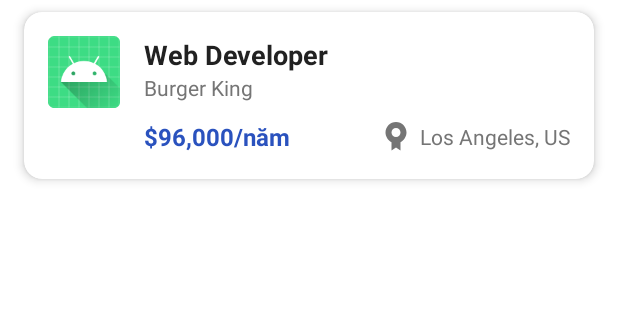
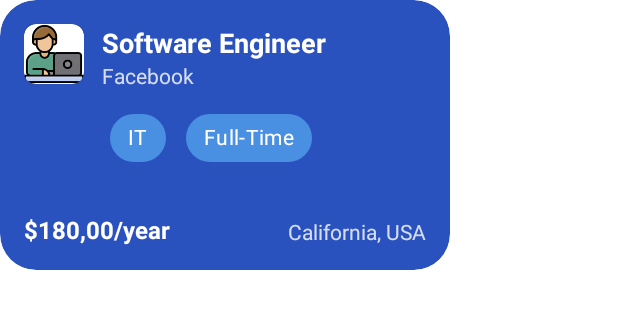
Before and after one commit to khang-81/Group_Project, an Android app: the layout item_job_card.xml on its own in the app's theme, with its tools: preview values and no code run, on a phone screen of 412 x 824 dp. Shown: the top 309 px of the screen. Run offline under Robolectric (Android 15) with nearby library versions, the phone set to English and light mode, and no system bars.

Commit message:
Mô tả thay đổi của bạn

```diff
--- a/app/src/main/java/com/example/hanoistudentgigs/adapters/EmployerJobAdapter.java
+++ b/app/src/main/java/com/example/hanoistudentgigs/adapters/EmployerJobAdapter.java
@@ -51,6 +51,7 @@ public class EmployerJobAdapter extends FirestoreRecyclerAdapter<Job, EmployerJo
 
     public static class EmployerJobViewHolder extends RecyclerView.ViewHolder {
         private TextView textViewJobTitle;
+        // Có thể thêm các TextView khác như số lượng ứng viên, ngày đăng...
 
         public EmployerJobViewHolder(@NonNull View itemView) {
             super(itemView);
--- a/app/src/main/res/layout/item_job_card.xml
+++ b/app/src/main/res/layout/item_job_card.xml
@@ -1,78 +1,107 @@
-<?xml version="1.0" encoding="utf-8"?>
-<com.google.android.material.card.MaterialCardView xmlns:android="http://schemas.android.com/apk/res/android"
+<com.google.android.material.card.MaterialCardView
+    xmlns:android="http://schemas.android.com/apk/res/android"
     xmlns:app="http://schemas.android.com/apk/res-auto"
-    android:layout_width="match_parent"
-    android:layout_height="wrap_content"
-    android:layout_marginStart="16dp"
-    android:layout_marginTop="8dp"
-    android:layout_marginEnd="16dp"
-    android:layout_marginBottom="8dp"
-    app:cardCornerRadius="12dp"
-    app:cardElevation="4dp">
+    android:layout_width="300dp"
+    android:layout_height="180dp"
+    app:cardCornerRadius="24dp"
+    app:cardBackgroundColor="@color/primaryColor"
+    android:layout_marginEnd="16dp">
 
     <androidx.constraintlayout.widget.ConstraintLayout
         android:layout_width="match_parent"
-        android:layout_height="wrap_content"
+        android:layout_height="match_parent"
         android:padding="16dp">
 
-        <ImageView
-            android:id="@+id/imageViewCompanyLogo"
-            android:layout_width="48dp"
-            android:layout_height="48dp"
-            android:src="@mipmap/ic_launcher"
-            app:layout_constraintStart_toStartOf="parent"
-            app:layout_constraintTop_toTopOf="parent" />
+        <!-- Card cho logo công ty -->
+        <com.google.android.material.card.MaterialCardView
+            android:id="@+id/logoCard"
+            android:layout_width="40dp"
+            android:layout_height="40dp"
+            app:cardCornerRadius="8dp"
+            app:layout_constraintTop_toTopOf="parent"
+            app:layout_constraintStart_toStartOf="parent">
+            <ImageView
+                android:id="@+id/imageViewCompanyLogo"
+                android:layout_width="match_parent"
+                android:layout_height="match_parent"
+                android:src="@drawable/ic_work_placeholder"
+                android:scaleType="centerCrop"/>
+        </com.google.android.material.card.MaterialCardView>
 
+        <!-- Tiêu đề công việc -->
         <TextView
             android:id="@+id/textViewJobTitle"
             android:layout_width="0dp"
             android:layout_height="wrap_content"
-            android:layout_marginStart="16dp"
-            android:text="Web Developer"
-            android:textColor="@color/textColorPrimary"
+            android:text="Software Engineer"
+            android:textColor="@color/white"
             android:textSize="18sp"
             android:textStyle="bold"
+            app:layout_constraintTop_toTopOf="@id/logoCard"
+            app:layout_constraintStart_toEndOf="@id/logoCard"
             app:layout_constraintEnd_toEndOf="parent"
-            app:layout_constraintStart_toEndOf="@id/imageViewCompanyLogo"
-            app:layout_constraintTop_toTopOf="@id/imageViewCompanyLogo" />
+            android:layout_marginStart="12dp"/>
 
+        <!-- Tên công ty -->
         <TextView
             android:id="@+id/textViewCompanyName"
             android:layout_width="0dp"
             android:layout_height="wrap_content"
-            android:text="Burger King"
-            android:textColor="@color/textColorSecondary"
-            android:textSize="14sp"
-            app:layout_constraintEnd_toEndOf="@id/textViewJobTitle"
-            app:layout_constraintStart_toStartOf="@id/textViewJobTitle"
-            app:layout_constraintTop_toBottomOf="@id/textViewJobTitle" />
+            android:text="Facebook"
+            android:textColor="@color/white"
+            android:alpha="0.8"
+            app:layout_constraintTop_toBottomOf="@id/textViewJobTitle"
+            app:layout_constraintStart_toStartOf="@id/textViewJobTitle"/>
 
+        <!-- ChipGroup cho các tag công việc -->
+        <com.google.android.material.chip.ChipGroup
+            android:id="@+id/chipGroupTags"
+            android:layout_width="wrap_content"
+            android:layout_height="wrap_content"
+            app:layout_constraintTop_toBottomOf="@id/textViewCompanyName"
+            app:layout_constraintStart_toStartOf="@id/textViewCompanyName"
+            android:layout_marginTop="8dp">
+
+            <com.google.android.material.chip.Chip
+                android:id="@+id/chipCategory"
+                android:layout_width="wrap_content"
+                android:layout_height="wrap_content"
+                android:text="IT"
+                style="@style/Widget.MaterialComponents.Chip.Action"
+                app:chipBackgroundColor="#4A90E2"
+                android:textColor="@color/white"/>
+
+            <com.google.android.material.chip.Chip
+                android:id="@+id/chipJobType"
+                android:layout_width="wrap_content"
+                android:layout_height="wrap_content"
+                android:text="Full-Time"
+                style="@style/Widget.MaterialComponents.Chip.Action"
+                app:chipBackgroundColor="#4A90E2"
+                android:textColor="@color/white"/>
+        </com.google.android.material.chip.ChipGroup>
+
+        <!-- Mức lương -->
         <TextView
             android:id="@+id/textViewSalary"
             android:layout_width="wrap_content"
             android:layout_height="wrap_content"
-            android:text="$96,000/năm"
-            android:textColor="@color/primaryColor"
+            android:text="$180,00/year"
+            android:textColor="@color/white"
             android:textSize="16sp"
             android:textStyle="bold"
-            android:layout_marginTop="12dp"
-            app:layout_constraintStart_toStartOf="@id/textViewCompanyName"
-            app:layout_constraintTop_toBottomOf="@id/textViewCompanyName" />
+            app:layout_constraintBottom_toBottomOf="parent"
+            app:layout_constraintStart_toStartOf="parent"/>
 
+        <!-- Vị trí công việc -->
         <TextView
             android:id="@+id/textViewLocation"
             android:layout_width="wrap_content"
             android:layout_height="wrap_content"
-            android:text="Los Angeles, US"
-            android:drawableStart="@drawable/ic_location_on_24"
-            android:drawablePadding="4dp"
-            android:gravity="center_vertical"
-            android:textColor="@color/textColorSecondary"
-            app:layout_constraintEnd_toEndOf="parent"
-            app:layout_constraintTop_toTopOf="@id/textViewSalary"
-            app:layout_constraintBottom_toBottomOf="@id/textViewSalary"
-            app:drawableTint="@color/textColorSecondary" />
-
+            android:text="California, USA"
+            android:textColor="@color/white"
+            android:alpha="0.8"
+            app:layout_constraintBottom_toBottomOf="parent"
+            app:layout_constraintEnd_toEndOf="parent"/>
     </androidx.constraintlayout.widget.ConstraintLayout>
-
 </com.google.android.material.card.MaterialCardView>
```
Also changed, not shown: app/src/main/java/com/example/hanoistudentgigs/MainActivity.java (+15 -4 lines), app/src/main/java/com/example/hanoistudentgigs/adapters/FeaturedJobAdapter.java (+32 -7 lines), app/src/main/java/com/example/hanoistudentgigs/adapters/PopularJobAdapter.java (+23 -7 lines), app/src/main/java/com/example/hanoistudentgigs/fragments/employer/EmployerDashboardFragment.java (+10 -6 lines), app/src/main/java/com/example/hanoistudentgigs/models/Job.java (+27 -89 lines), app/src/main/res/layout/fragment_employer_dashboard.xml (+5 -7 lines), app/src/main/res/layout/item_employer_job.xml (+5 -6 lines), app/src/main/res/drawable/ic_work_placeholder.png (added).
